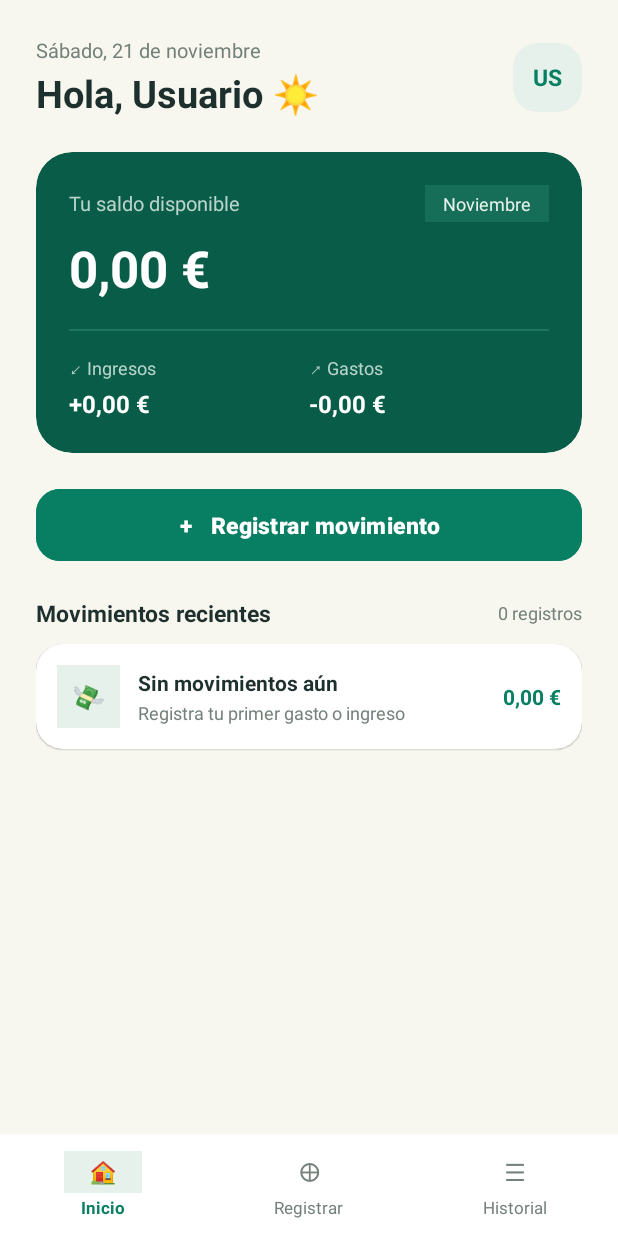
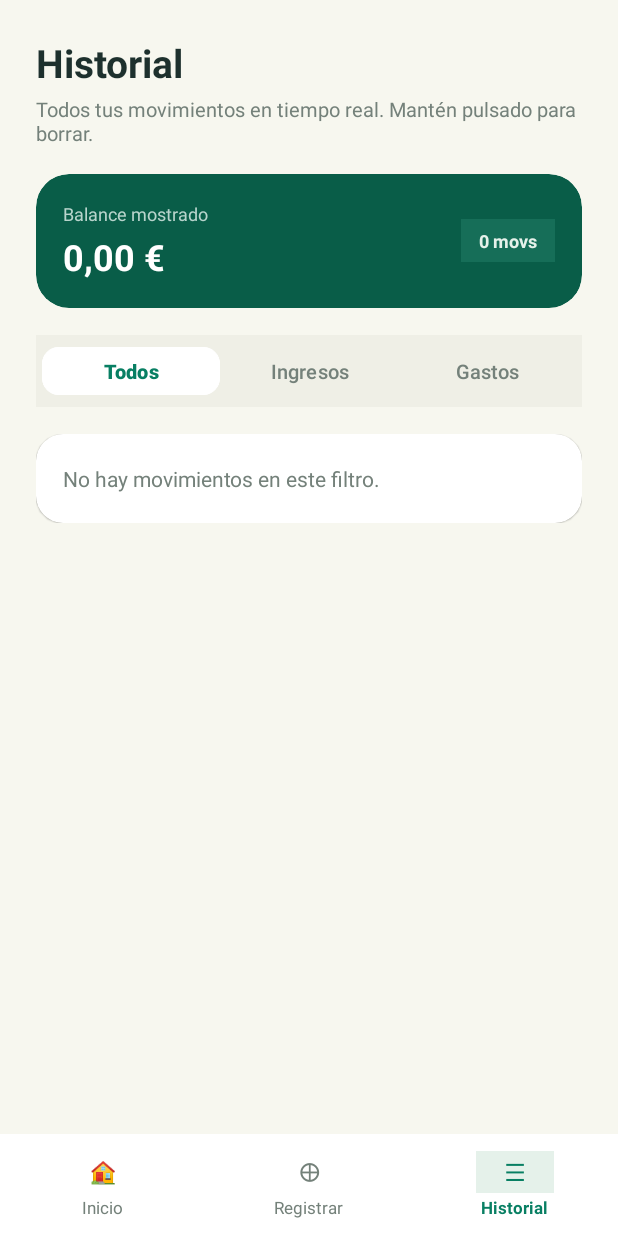
Before and after one commit to simonbrandvelez-cell/WhereIsMyMoney, an Android app: the InicioActivity screen opened directly, with no data from a screen before it, after a tap on an icon or button, on a phone screen of 412 x 824 dp. Run offline under Robolectric (Android 15) with nearby library versions, the phone set to English and light mode, and no system bars; our stand-ins replace Firebase (no records; nobody signed in at launch, a user with empty details on screens opened directly).

Commit message:
creacion historial

```diff
--- a/app/src/main/AndroidManifest.xml
+++ b/app/src/main/AndroidManifest.xml
@@ -29,6 +29,10 @@
             android:name=".RegistrarActivity"
             android:exported="false"
             android:windowSoftInputMode="adjustResize" />
+        <activity
+            android:name=".HistorialActivity"
+            android:exported="false"
+            android:windowSoftInputMode="adjustResize" />
     </application>
 
 </manifest>
--- /dev/null
+++ b/app/src/main/java/com/example/whereismymoney/HistorialActivity.kt
@@ -0,0 +1,335 @@
+package com.example.whereismymoney
+
+import android.content.Intent
+import android.graphics.Color
+import android.os.Bundle
+import android.view.Gravity
+import android.widget.Button
+import android.widget.LinearLayout
+import android.widget.TextView
+import android.widget.Toast
+import androidx.activity.enableEdgeToEdge
+import androidx.appcompat.app.AlertDialog
+import androidx.appcompat.app.AppCompatActivity
+import androidx.cardview.widget.CardView
+import androidx.core.view.ViewCompat
+import androidx.core.view.WindowInsetsCompat
+import com.google.firebase.Firebase
+import com.google.firebase.auth.FirebaseAuth
+import com.google.firebase.database.DataSnapshot
+import com.google.firebase.database.DatabaseError
+import com.google.firebase.database.ValueEventListener
+import com.google.firebase.database.database
+import java.util.Locale
+
+data class RegistroHistorial(
+    val id: String,
+    val tipo: String,
+    val monto: Double,
+    val categoria: String,
+    val nota: String,
+    val fecha: String
+)
+
+class HistorialActivity : AppCompatActivity() {
+
+    private val auth = FirebaseAuth.getInstance()
+    private val db = Firebase.database.reference
+
+    private var todosLosMovimientos = listOf<RegistroHistorial>()
+    private var filtroActual = "todos" // "todos", "ingreso", "gasto"
+
+    private lateinit var tvTituloResumenHistorial: TextView
+    private lateinit var tvTotalFiltrado: TextView
+    private lateinit var tvCantidadFiltrada: TextView
+    private lateinit var llListaHistorial: LinearLayout
+
+    override fun onCreate(savedInstanceState: Bundle?) {
+        super.onCreate(savedInstanceState)
+        enableEdgeToEdge()
+        setContentView(R.layout.activity_historial)
+
+        ViewCompat.setOnApplyWindowInsetsListener(findViewById(R.id.main)) { v, insets ->
+            val systemBars = insets.getInsets(WindowInsetsCompat.Type.systemBars())
+            v.setPadding(systemBars.left, systemBars.top, systemBars.right, systemBars.bottom)
+            insets
+        }
+
+        tvTituloResumenHistorial = findViewById(R.id.tvTituloResumenHistorial)
+        tvTotalFiltrado = findViewById(R.id.tvTotalFiltrado)
+        tvCantidadFiltrada = findViewById(R.id.tvCantidadFiltrada)
+        llListaHistorial = findViewById(R.id.llListaHistorial)
+
+        val btnFiltroTodos = findViewById<Button>(R.id.btnFiltroTodos)
+        val btnFiltroIngresos = findViewById<Button>(R.id.btnFiltroIngresos)
+        val btnFiltroGastos = findViewById<Button>(R.id.btnFiltroGastos)
+
+        val tabInicio = findViewById<LinearLayout>(R.id.tabInicio)
+        val tabRegistrar = findViewById<LinearLayout>(R.id.tabRegistrar)
+
+        fun actualizarEstilosFiltro(activo: String) {
+            filtroActual = activo
+            val botones = mapOf(
+                "todos" to btnFiltroTodos,
+                "ingreso" to btnFiltroIngresos,
+                "gasto" to btnFiltroGastos
+            )
+            for ((clave, boton) in botones) {
+                if (clave == activo) {
+                    boton.setBackgroundColor(Color.parseColor("#FFFFFF"))
+                    boton.setTextColor(Color.parseColor("#087F63"))
+                } else {
+                    boton.setBackgroundColor(Color.TRANSPARENT)
+                    boton.setTextColor(Color.parseColor("#74817A"))
+                }
+            }
+            renderizarListaFiltrada()
+        }
+
+        btnFiltroTodos.setOnClickListener { actualizarEstilosFiltro("todos") }
+        btnFiltroIngresos.setOnClickListener { actualizarEstilosFiltro("ingreso") }
+        btnFiltroGastos.setOnClickListener { actualizarEstilosFiltro("gasto") }
+
+        val uid = auth.currentUser?.uid
+        if (uid != null) {
+            db.child("usuarios").child(uid).child("movimientos")
+                .addValueEventListener(object : ValueEventListener {
+                    override fun onDataChange(snapshot: DataSnapshot) {
+                        val listaTemporal = mutableListOf<RegistroHistorial>()
+                        for (movSnap in snapshot.children) {
+                            val id = movSnap.key ?: continue
+                            val tipo = movSnap.child("tipo").getValue(String::class.java) ?: "gasto"
+                            val monto = movSnap.child("monto").getValue(Double::class.java) ?: 0.0
+                            val categoria = movSnap.child("categoria").getValue(String::class.java) ?: "Otros"
+                            val nota = movSnap.child("nota").getValue(String::class.java) ?: ""
+                            val fecha = movSnap.child("fecha").getValue(String::class.java) ?: ""
+
+                            listaTemporal.add(
+                                RegistroHistorial(
+                                    id = id,
+                                    tipo = tipo,
+                                    monto = monto,
+                                    categoria = categoria,
+                                    nota = nota,
+                                    fecha = fecha
+                                )
+                            )
+                        }
+                        todosLosMovimientos = listaTemporal.asReversed()
+                        renderizarListaFiltrada()
+                    }
+
+                    override fun onCancelled(error: DatabaseError) {
+                        Toast.makeText(
+                            this@HistorialActivity,
+                            "Error al cargar historial: ${error.message}",
+                            Toast.LENGTH_SHORT
+                        ).show()
+                    }
+                })
+        }
+
+        tabInicio.setOnClickListener {
+            startActivity(Intent(this, InicioActivity::class.java))
+            finish()
+        }
+
+        tabRegistrar.setOnClickListener {
+            startActivity(Intent(this, RegistrarActivity::class.java))
+            finish()
+        }
+    }
+
+    private fun renderizarListaFiltrada() {
+        val filtrados = when (filtroActual) {
+            "ingreso" -> todosLosMovimientos.filter { it.tipo.equals("ingreso", ignoreCase = true) }
+            "gasto" -> todosLosMovimientos.filter { !it.tipo.equals("ingreso", ignoreCase = true) }
+            else -> todosLosMovimientos
+        }
+
+        var sumaIngresos = 0.0
+        var sumaGastos = 0.0
+        for (item in filtrados) {
+            if (item.tipo.equals("ingreso", ignoreCase = true)) {
+                sumaIngresos += item.monto
+            } else {
+                sumaGastos += item.monto
+            }
+        }
+
+        tvCantidadFiltrada.text = "${filtrados.size} movs"
+
+        when (filtroActual) {
+            "ingreso" -> {
+                tvTituloResumenHistorial.text = "Total ingresos filtrados"
+                tvTotalFiltrado.text = String.format(Locale("es", "ES"), "+%.2f €", sumaIngresos)
+            }
+            "gasto" -> {
+                tvTituloResumenHistorial.text = "Total gastos filtrados"
+                tvTotalFiltrado.text = String.format(Locale("es", "ES"), "-%.2f €", sumaGastos)
+            }
+            else -> {
+                tvTituloResumenHistorial.text = "Balance mostrado"
+                tvTotalFiltrado.text = String.format(Locale("es", "ES"), "%.2f €", sumaIngresos - sumaGastos)
+            }
+        }
+
+        llListaHistorial.removeAllViews()
+
+        if (filtrados.isEmpty()) {
+            llListaHistorial.addView(crearTarjetaVacia())
+            return
+        }
+
+        for (item in filtrados) {
+            val esIngreso = item.tipo.equals("ingreso", ignoreCase = true)
+            val titulo = if (item.nota.isNotEmpty()) item.nota else item.categoria
+            val detalle = if (item.fecha.isNotEmpty()) "${item.categoria} · ${item.fecha}" else item.categoria
+            val montoTexto = String.format(
+                Locale("es", "ES"),
+                if (esIngreso) "+%.2f €" else "-%.2f €",
+                item.monto
+            )
+
+            val tarjeta = crearTarjetaHistorial(
+                icono = if (esIngreso) "💰" else "💸",
+                titulo = titulo,
+                detalle = detalle,
+                montoTexto = montoTexto,
+                esIngreso = esIngreso
+            )
+
+            tarjeta.setOnLongClickListener {
+                confirmarEliminarMovimiento(item)
+                true
+            }
+
+            llListaHistorial.addView(tarjeta)
+        }
+    }
+
+    private fun confirmarEliminarMovimiento(item: RegistroHistorial) {
+        val uid = auth.currentUser?.uid ?: return
+        val etiqueta = if (item.nota.isNotEmpty()) item.nota else item.categoria
+
+        AlertDialog.Builder(this)
+            .setTitle("Eliminar movimiento")
+            .setMessage("¿Seguro que quieres borrar \"$etiqueta\"?")
+            .setPositiveButton("Borrar") { _, _ ->
+                db.child("usuarios").child(uid).child("movimientos").child(item.id).removeValue()
+                    .addOnSuccessListener {
+                        Toast.makeText(this, "Movimiento eliminado", Toast.LENGTH_SHORT).show()
+                    }
+                    .addOnFailureListener { e ->
+                        Toast.makeText(this, "No se pudo borrar: ${e.localizedMessage}", Toast.LENGTH_SHORT).show()
+                    }
+            }
+            .setNegativeButton("Cancelar", null)
+            .show()
+    }
+
+    private fun dpToPx(dp: Int): Int {
+        return (dp * resources.displayMetrics.density).toInt()
+    }
+
+    private fun crearTarjetaVacia(): CardView {
+        return CardView(this).apply {
+            layoutParams = LinearLayout.LayoutParams(
+                LinearLayout.LayoutParams.MATCH_PARENT,
+                LinearLayout.LayoutParams.WRAP_CONTENT
+            )
+            radius = dpToPx(18).toFloat()
+            cardElevation = dpToPx(1).toFloat()
+            setCardBackgroundColor(Color.WHITE)
+
+            val tv = TextView(this@HistorialActivity).apply {
+                text = "No hay movimientos en este filtro."
+                setTextColor(Color.parseColor("#74817A"))
+                textSize = 14f
+                setPadding(dpToPx(18), dpToPx(20), dpToPx(18), dpToPx(20))
+            }
+            addView(tv)
+        }
+    }
+
+    private fun crearTarjetaHistorial(
+        icono: String,
+        titulo: String,
+        detalle: String,
+        montoTexto: String,
+        esIngreso: Boolean
+    ): CardView {
+        val card = CardView(this).apply {
+            layoutParams = LinearLayout.LayoutParams(
+                LinearLayout.LayoutParams.MATCH_PARENT,
+                LinearLayout.LayoutParams.WRAP_CONTENT
+            ).apply {
+                bottomMargin = dpToPx(10)
+            }
+            radius = dpToPx(18).toFloat()
+            cardElevation = dpToPx(1).toFloat()
+            setCardBackgroundColor(Color.WHITE)
+        }
+
+        val fila = LinearLayout(this).apply {
+            layoutParams = LinearLayout.LayoutParams(
+                LinearLayout.LayoutParams.MATCH_PARENT,
+                LinearLayout.LayoutParams.WRAP_CONTENT
+            )
+            orientation = LinearLayout.HORIZONTAL
+            gravity = Gravity.CENTER_VERTICAL
+            setPadding(dpToPx(14), dpToPx(14), dpToPx(14), dpToPx(14))
+        }
+
+        val tvIcono = TextView(this).apply {
+            layoutParams = LinearLayout.LayoutParams(dpToPx(42), dpToPx(42))
+            gravity = Gravity.CENTER
+            text = icono
+            textSize = 18f
+            setBackgroundColor(Color.parseColor(if (esIngreso) "#E5F1EA" else "#F5EAE4"))
+        }
+
+        val columnaTexto = LinearLayout(this).apply {
+            layoutParams = LinearLayout.LayoutParams(0, LinearLayout.LayoutParams.WRAP_CONTENT, 1f).apply {
+                marginStart = dpToPx(12)
+            }
+            orientation = LinearLayout.VERTICAL
+        }
+
+        val tvTitulo = TextView(this).apply {
+            text = titulo
+            setTextColor(Color.parseColor("#1D302D"))
+            textSize = 14f
+            setTypeface(typeface, android.graphics.Typeface.BOLD)
+        }
+
+        val tvDetalle = TextView(this).apply {
+            layoutParams = LinearLayout.LayoutParams(
+                LinearLayout.LayoutParams.WRAP_CONTENT,
+                LinearLayout.LayoutParams.WRAP_CONTENT
+            ).apply {
+                topMargin = dpToPx(2)
+            }
+            text = detalle
+            setTextColor(Color.parseColor("#74817A"))
+            textSize = 12f
+        }
+
+        columnaTexto.addView(tvTitulo)
+        columnaTexto.addView(tvDetalle)
+
+        val tvMonto = TextView(this).apply {
+            text = montoTexto
+            setTextColor(Color.parseColor(if (esIngreso) "#087F63" else "#1D302D"))
+            textSize = 14f
+            setTypeface(typeface, android.graphics.Typeface.BOLD)
+        }
+
+        fila.addView(tvIcono)
+        fila.addView(columnaTexto)
+        fila.addView(tvMonto)
+        card.addView(fila)
+
+        return card
+    }
+}
--- a/app/src/main/java/com/example/whereismymoney/InicioActivity.kt
+++ b/app/src/main/java/com/example/whereismymoney/InicioActivity.kt
@@ -123,7 +123,6 @@ class InicioActivity : AppCompatActivity() {
                                 )
                             )
                         } else {
-                            // Mostrar los últimos 5 movimientos del más reciente al más antiguo
                             val recientes = listaMovimientos.asReversed().take(5)
                             for (item in recientes) {
                                 val esIngreso = item.tipo.equals("ingreso", ignoreCase = true)
@@ -163,7 +162,7 @@ class InicioActivity : AppCompatActivity() {
         }
 
         tabHistorial.setOnClickListener {
-            Toast.makeText(this, "Pantalla de Historial en desarrollo", Toast.LENGTH_SHORT).show()
+            startActivity(Intent(this, HistorialActivity::class.java))
         }
     }
 
--- /dev/null
+++ b/app/src/main/res/layout/activity_historial.xml
@@ -0,0 +1,248 @@
+<?xml version="1.0" encoding="utf-8"?>
+<RelativeLayout xmlns:android="http://schemas.android.com/apk/res/android"
+    xmlns:app="http://schemas.android.com/apk/res-auto"
+    android:id="@+id/main"
+    android:layout_width="match_parent"
+    android:layout_height="match_parent"
+    android:background="#F7F7EF">
+
+    <!-- CONTENIDO PRINCIPAL CON SCROLL -->
+    <ScrollView
+        android:layout_width="match_parent"
+        android:layout_height="match_parent"
+        android:layout_above="@+id/bottomNav"
+        android:fillViewport="true"
+        android:paddingHorizontal="24dp"
+        android:paddingTop="24dp">
+
+        <LinearLayout
+            android:layout_width="match_parent"
+            android:layout_height="wrap_content"
+            android:orientation="vertical"
+            android:paddingBottom="24dp">
+
+            <!-- TÍTULO Y SUBTÍTULO -->
+            <TextView
+                android:layout_width="match_parent"
+                android:layout_height="wrap_content"
+                android:text="Historial"
+                android:textColor="#1D302D"
+                android:textSize="26sp"
+                android:textStyle="bold"
+                android:layout_marginBottom="4dp"/>
+
+            <TextView
+                android:layout_width="match_parent"
+                android:layout_height="wrap_content"
+                android:text="Todos tus movimientos en tiempo real. Mantén pulsado para borrar."
+                android:textColor="#74817A"
+                android:textSize="13sp"
+                android:layout_marginBottom="18dp"/>
+
+            <!-- TARJETA RESUMEN DEL FILTRO -->
+            <androidx.cardview.widget.CardView
+                android:layout_width="match_parent"
+                android:layout_height="wrap_content"
+                android:layout_marginBottom="18dp"
+                app:cardBackgroundColor="#095D48"
+                app:cardCornerRadius="22dp"
+                app:cardElevation="0dp">
+
+                <LinearLayout
+                    android:layout_width="match_parent"
+                    android:layout_height="wrap_content"
+                    android:orientation="horizontal"
+                    android:gravity="center_vertical"
+                    android:padding="18dp">
+
+                    <LinearLayout
+                        android:layout_width="0dp"
+                        android:layout_height="wrap_content"
+                        android:layout_weight="1"
+                        android:orientation="vertical">
+
+                        <TextView
+                            android:id="@+id/tvTituloResumenHistorial"
+                            android:layout_width="wrap_content"
+                            android:layout_height="wrap_content"
+                            android:text="Balance mostrado"
+                            android:textColor="#B8D4CC"
+                            android:textSize="12sp"/>
+
+                        <TextView
+                            android:id="@+id/tvTotalFiltrado"
+                            android:layout_width="wrap_content"
+                            android:layout_height="wrap_content"
+                            android:text="0,00 €"
+                            android:textColor="#FFFFFF"
+                            android:textSize="24sp"
+                            android:textStyle="bold"
+                            android:layout_marginTop="4dp"/>
+                    </LinearLayout>
+
+                    <TextView
+                        android:id="@+id/tvCantidadFiltrada"
+                        android:layout_width="wrap_content"
+                        android:layout_height="wrap_content"
+                        android:background="#166E58"
+                        android:paddingHorizontal="12dp"
+                        android:paddingVertical="6dp"
+                        android:text="0 movs"
+                        android:textColor="#E5F1EA"
+                        android:textSize="12sp"
+                        android:textStyle="bold"/>
+                </LinearLayout>
+            </androidx.cardview.widget.CardView>
+
+            <!-- FILTROS: TODOS / INGRESOS / GASTOS -->
+            <LinearLayout
+                android:layout_width="match_parent"
+                android:layout_height="48dp"
+                android:background="#EFEFE6"
+                android:orientation="horizontal"
+                android:padding="4dp"
+                android:layout_marginBottom="18dp">
+
+                <com.google.android.material.button.MaterialButton
+                    android:id="@+id/btnFiltroTodos"
+                    android:layout_width="0dp"
+                    android:layout_height="match_parent"
+                    android:layout_weight="1"
+                    android:backgroundTint="#FFFFFF"
+                    android:text="Todos"
+                    android:textAllCaps="false"
+                    android:textColor="#087F63"
+                    android:textSize="13sp"
+                    android:textStyle="bold"
+                    app:cornerRadius="11dp"
+                    app:elevation="0dp"/>
+
+                <com.google.android.material.button.MaterialButton
+                    android:id="@+id/btnFiltroIngresos"
+                    android:layout_width="0dp"
+                    android:layout_height="match_parent"
+                    android:layout_weight="1"
+                    android:backgroundTint="@android:color/transparent"
+                    android:text="Ingresos"
+                    android:textAllCaps="false"
+                    android:textColor="#74817A"
+                    android:textSize="13sp"
+                    app:cornerRadius="11dp"
+                    app:elevation="0dp"/>
+
+                <com.google.android.material.button.MaterialButton
+                    android:id="@+id/btnFiltroGastos"
+                    android:layout_width="0dp"
+                    android:layout_height="match_parent"
+                    android:layout_weight="1"
+                    android:backgroundTint="@android:color/transparent"
+                    android:text="Gastos"
+                    android:textAllCaps="false"
+                    android:textColor="#74817A"
+                    android:textSize="13sp"
+                    app:cornerRadius="11dp"
+                    app:elevation="0dp"/>
+            </LinearLayout>
+
+            <!-- CONTENEDOR DE LISTA COMPLETA -->
+            <LinearLayout
+                android:id="@+id/llListaHistorial"
+                android:layout_width="match_parent"
+                android:layout_height="wrap_content"
+                android:orientation="vertical"/>
+
+        </LinearLayout>
+    </ScrollView>
+
+    <!-- BARRA DE NAVEGACIÓN INFERIOR -->
+    <LinearLayout
+        android:id="@+id/bottomNav"
+        android:layout_width="match_parent"
+        android:layout_height="68dp"
+        android:layout_alignParentBottom="true"
+        android:background="#FFFFFF"
+        android:orientation="horizontal"
+        android:gravity="center">
+
+        <!-- TAB INICIO -->
+        <LinearLayout
+            android:id="@+id/tabInicio"
+            android:layout_width="0dp"
+            android:layout_height="match_parent"
+            android:layout_weight="1"
+            android:orientation="vertical"
+            android:gravity="center">
+
+            <TextView
+                android:layout_width="52dp"
+                android:layout_height="28dp"
+                android:gravity="center"
+                android:text="🏠"
+                android:textSize="14sp"/>
+
+            <TextView
+                android:layout_width="wrap_content"
+                android:layout_height="wrap_content"
+                android:text="Inicio"
+                android:textColor="#74817A"
+                android:textSize="11sp"
+                android:layout_marginTop="2dp"/>
+        </LinearLayout>
+
+        <!-- TAB REGISTRAR -->
+        <LinearLayout
+            android:id="@+id/tabRegistrar"
+            android:layout_width="0dp"
+            android:layout_height="match_parent"
+            android:layout_weight="1"
+            android:orientation="vertical"
+            android:gravity="center">
+
+            <TextView
+                android:layout_width="52dp"
+                android:layout_height="28dp"
+                android:gravity="center"
+                android:text="⊕"
+                android:textColor="#74817A"
+                android:textSize="18sp"/>
+
+            <TextView
+                android:layout_width="wrap_content"
+                android:layout_height="wrap_content"
+                android:text="Registrar"
+                android:textColor="#74817A"
+                android:textSize="11sp"
+                android:layout_marginTop="2dp"/>
+        </LinearLayout>
+
+        <!-- TAB HISTORIAL (Activo) -->
+        <LinearLayout
+            android:id="@+id/tabHistorial"
+            android:layout_width="0dp"
+            android:layout_height="match_parent"
+            android:layout_weight="1"
+            android:orientation="vertical"
+            android:gravity="center">
+
+            <TextView
+                android:layout_width="52dp"
+                android:layout_height="28dp"
+                android:background="#E5F1EA"
+                android:gravity="center"
+                android:text="☰"
+                android:textColor="#087F63"
+                android:textSize="16sp"/>
+
+            <TextView
+                android:layout_width="wrap_content"
+                android:layout_height="wrap_content"
+                android:text="Historial"
+                android:textColor="#087F63"
+                android:textSize="11sp"
+                android:textStyle="bold"
+                android:layout_marginTop="2dp"/>
+        </LinearLayout>
+
+    </LinearLayout>
+
+</RelativeLayout>
```
Also changed, not shown: app/src/main/java/com/example/whereismymoney/RegistrarActivity.kt (+2 -6 lines), app/src/main/res/layout/activity_inicio.xml (+0 -11 lines), app/src/main/res/layout/activity_registrar.xml (+0 -14 lines).
